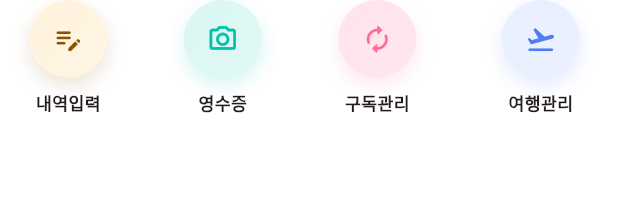
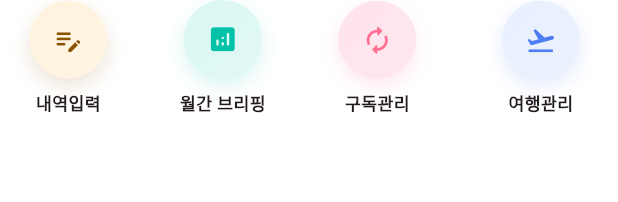
Before and after one commit to coolpxp-source/flutter-project-Ddaenggeurang, a Flutter app: the _QuickActionsGrid widget shown alone on an empty page, opened directly, on a phone screen of 412 x 824 dp. Shown: the top 202 px of the screen. Run offline on Flutter 3.47's test engine with Material 3 defaults, Android fonts, the phone set to English and light mode, and no system bars; our stand-ins replace cloud_firestore, cloud_functions, firebase_auth, firebase_core, firebase_storage, fl_chart and 16 more; missing offline and left inert: add_2_calendar, app_badge_plus, circular_menu; accounts and stored records are empty; generated files the repository leaves out were written again; network calls fail; Roboto replaces fonts that are missing (Gothic A1).

Commit message:
구독관련기능수정

```diff
--- a/lib/screens/home/home_screen.dart
+++ b/lib/screens/home/home_screen.dart
@@ -29,7 +29,6 @@ import '../../widgets/common/attendance_roulette_dialog.dart';
 import '../../widgets/expense/category_icon_map.dart';
 import '../../widgets/common/coach_avatar.dart';
 import '../../widgets/common/bottom_nav_bar.dart';
-import '../../widgets/common/placeholder_screen.dart';
 import '../../widgets/common/spotlight_tour.dart';
 import '../record/record_type_select_screen.dart';
 import '../community/community_home_screen.dart';
@@ -1025,12 +1024,16 @@ class _QuickActionsGrid extends StatelessWidget {
             .then((_) => HomeRefreshService.requestRefresh()),
       ),
       _QuickActionButton(
-        label: '영수증',
-        icon: Icons.camera_alt_outlined,
+        // 기존 영수증 촬영 자리를 월간 브리핑 바로가기로 변경한다.
+        label: '월간 브리핑',
+        icon: Icons.analytics_rounded,
         bg: _C.mintSoft,
         fg: _C.mint,
         onTap: (context) => Navigator.of(context).push(
-            MaterialPageRoute(builder: (_) => const PlaceholderScreen(title: '영수증 촬영 업로드'))),
+          MaterialPageRoute(
+            builder: (_) => const MonthlyBriefingScreen(),
+          ),
+        ),
       ),
       _QuickActionButton(
         label: '구독관리',
```
Also changed, not shown: pubspec.yaml (+14 -6 lines), pubspec.lock.
